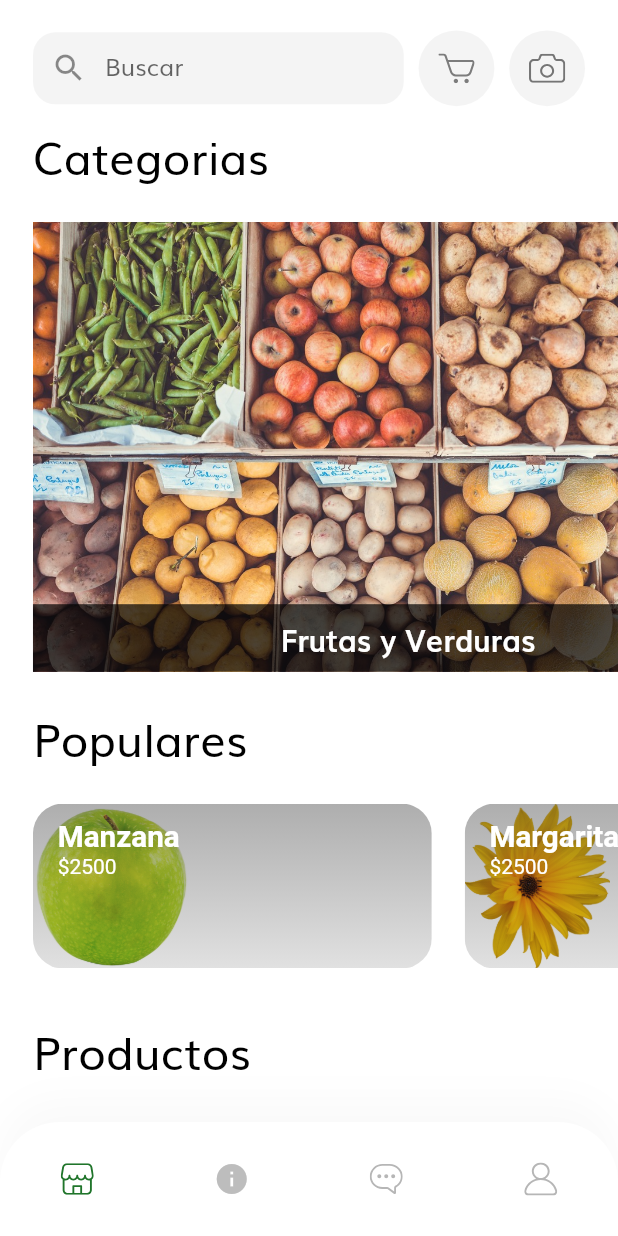
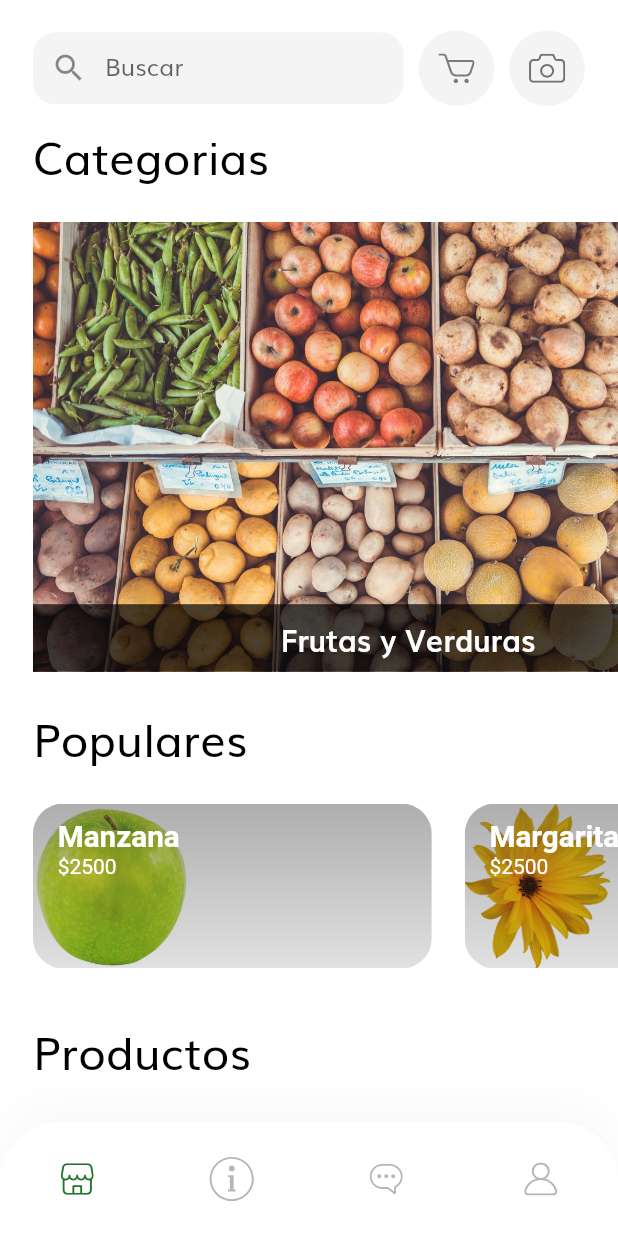
Before and after one commit to JuanDaniel1/ProyectoCloud, a Flutter app: the screen it shows after launch, after a tap on "Continua", on a phone screen of 412 x 824 dp. Run offline on Flutter 3.47's test engine with Material 2 defaults, Android fonts, the phone set to English and light mode, and no system bars; our stand-ins replace bubble, carousel_slider, email_validator, flutter_svg, font_awesome_flutter, image_picker and 1 more; missing offline and left inert: dialogflow_flutter; project files that could hold a hidden picture were left out.

Commit message:
carga avance

```diff
--- a/lib/components/coustom_bottom_nav_bar.dart
+++ b/lib/components/coustom_bottom_nav_bar.dart
@@ -2,6 +2,7 @@ import 'package:flutter/material.dart';
 import 'package:flutter_svg/flutter_svg.dart';
 import 'package:shop_app/screens/chatbot/chatbotscreen.dart';
 import 'package:shop_app/screens/home/home_screen.dart';
+import 'package:shop_app/screens/informacion/pag2_informacion.dart';
 import 'package:shop_app/screens/informacion/pag_informacion.dart';
 import 'package:shop_app/screens/profile/profile_screen.dart';
 import 'package:shop_app/screens/sign_in/components/sign_form.dart';
@@ -58,9 +59,13 @@ class CustomBottomNavBar extends StatelessWidget {
                     Navigator.pushNamed(context, HomeScreen.routeName),
               ),
               IconButton(
-                icon: Icon(Icons.info, color: Colors.grey[400]),
+                icon: SvgPicture.asset("assets/icons/info.svg", color: MenuState.favourite == selectedMenu
+                    ? kPrimaryColor
+                    : inActiveIconColor,),
+
                 onPressed: () {
-                  Navigator.pushNamed(context, Informacion.routeName);
+                  Navigator.pushNamed(context, Carousel.routeName);
+
                 },
               ),
               IconButton(
--- a/lib/config.dart
+++ b/lib/config.dart
@@ -1,5 +1,5 @@
 class Config {
-  static const String appName = "Empresa XYZ";
+  static const String appName = "SENA";
   static const String apiURL = '192.168.1.59';
   static const productosAPI = "api/producto";
   static const clientesAPI = "api/cliente";
--- a/lib/menu.dart
+++ b/lib/menu.dart
@@ -36,14 +36,14 @@ class MenuState extends State<Menu> {
   Widget build(BuildContext context) {
     return Scaffold(
       appBar: AppBar(
-        title: const Text("Empresa XYZ"),
+        title: const Text("SENA"),
       ),
       drawer: Drawer(
         child: ListView(
           children: <Widget>[
             const UserAccountsDrawerHeader(
-              accountName: Text('Empresa XYZ'),
-              accountEmail: Text('contaco@xyz.com'),
+              accountName: Text('SENA'),
+              accountEmail: Text('contaco@misena.edu.co'),
               currentAccountPicture: CircleAvatar(
                 backgroundImage: AssetImage('assets/images/logoxyz.png'),
               ),
--- a/lib/pages/inicio/inicio.dart
+++ b/lib/pages/inicio/inicio.dart
@@ -1,4 +1,6 @@
 import 'package:flutter/material.dart';
+
+import '../../constants.dart';
 
 // ignore: camel_case_types
 class inicio extends StatelessWidget {
@@ -14,9 +16,9 @@ class inicio extends StatelessWidget {
                 alignment: Alignment.center,
                 padding: const EdgeInsets.all(10),
                 child: const Text(
-                  'EMPRESA XYZ',
+                  'SENA',
                   style: TextStyle(
-                      color: Colors.blue,
+                      color: kPrimaryColor,
                       fontWeight: FontWeight.w500,
                       fontSize: 30),
                 )),
--- a/lib/routes.dart
+++ b/lib/routes.dart
@@ -4,10 +4,13 @@ import 'package:shop_app/pages/producto/producto_add_edit.dart';
 import 'package:shop_app/pages/producto/producto_list.dart';
 import 'package:shop_app/screens/cart/cart_screen.dart';
 import 'package:shop_app/screens/chatbot/chatbotscreen.dart';
+import 'package:shop_app/screens/comercializadora/comercializadora.dart';
 import 'package:shop_app/screens/complete_profile/complete_profile_screen.dart';
 import 'package:shop_app/screens/details/details_screen.dart';
 import 'package:shop_app/screens/forgot_password/forgot_password_screen.dart';
 import 'package:shop_app/screens/home/home_screen.dart';
+import 'package:shop_app/screens/informacion/pag2_informacion.dart';
+import 'package:shop_app/screens/jefe/jefe.dart';
 import 'package:shop_app/screens/login_success/login_success_screen.dart';
 import 'package:shop_app/screens/otp/otp_screen.dart';
 import 'package:shop_app/screens/profile/profile_screen.dart';
@@ -35,5 +38,9 @@ final Map<String, WidgetBuilder> routes = {
   ChatBot.routeName: (context) => ChatBot(title: "ChatBot"),
   Menu.routeName: (context) => Menu(),
   ProductoAddEdit.routeName: (context) => ProductoAddEdit(),
-  ProductosList.routeName: (context) => ProductosList()
+  ProductosList.routeName: (context) => ProductosList(),
+  Carousel.routeName: (context) => Carousel(),
+  jefe.routeName: (context) => jefe(),
+  Comercializadora.routeName: (context) => Comercializadora()
+
 };
--- a/lib/screens/home/components/categories.dart
+++ b/lib/screens/home/components/categories.dart
@@ -50,30 +50,47 @@ class Categories extends StatelessWidget {
     );
   }
 }
-
-class CategoryCard extends StatelessWidget {
-  const CategoryCard({
-    Key? key,
-    required this.icon,
+class CategoryCard extends StatefulWidget {
+  const CategoryCard({super.key,required this.icon,
     required this.text,
-    required this.press,
-  }) : super(key: key);
-
+    required this.press,});
   final String? icon, text;
   final GestureTapCallback press;
 
+
+  @override
+  State<CategoryCard> createState() => _CategoryCardState();
+}
+
+class _CategoryCardState extends State<CategoryCard> {
+  late bool borde = false;
   @override
   Widget build(BuildContext context) {
+
     return Padding(padding: EdgeInsets.only(right: 20),
       child: GestureDetector(
-        onTap: press,
+          onTap: (){
+            setState(() {
+              borde = !borde;
+            });
+          },
 
           child: Container(
+            decoration: BoxDecoration(
+              borderRadius: BorderRadius.circular(10),
+                border: borde
+                    ? Border.all(
+                  color: Colors.green, // Color del borde cuando mostrarBorde es true
+                  width: 5.0, // Ancho del borde
+                )
+                    : null,
+
+            ),
             width: 500,
             height: 300,
             child: Stack(
               children: [
-              Image.asset(icon!, fit: BoxFit.cover, width: double.infinity),
+                Image.asset(widget.icon!, fit: BoxFit.cover, width: double.infinity),
                 Positioned(
                   bottom: 0,
                   left: 0,
@@ -82,7 +99,7 @@ class CategoryCard extends StatelessWidget {
                     color: Colors.black.withOpacity(0.7),
                     padding: EdgeInsets.all(8),
                     child: Text(
-                    text!,
+                      widget.text!,
                       style: TextStyle(
                         color: Colors.white,
                         fontSize: 20,
@@ -99,5 +116,4 @@ class CategoryCard extends StatelessWidget {
       ),);
 
   }
-
 }
--- a/lib/screens/home/components/products.dart
+++ b/lib/screens/home/components/products.dart
@@ -2,6 +2,8 @@ import 'package:flutter/material.dart';
 import 'package:shop_app/components/product_card.dart';
 import 'package:shop_app/models/Product.dart';
 
+import '../../../models/producto_model.dart';
+import '../../../services/api_producto.dart';
 import '../../../size_config.dart';
 import 'section_title.dart';
 
@@ -57,4 +59,5 @@ class PopularProducts extends StatelessWidget {
       ],
     );
   }
+
 }
--- a/lib/screens/informacion/pag_informacion.dart
+++ b/lib/screens/informacion/pag_informacion.dart
@@ -1,4 +1,4 @@
-import 'dart:html';
+
 
 import 'package:flutter/material.dart';
 import 'package:shop_app/components/coustom_bottom_nav_bar.dart';
@@ -8,8 +8,9 @@ import 'package:shop_app/screens/informacion/pag2_informacion.dart';
 
 
 class Informacion extends StatelessWidget {
+  static String routeName = "/informacion";
   Informacion({super.key, required this.title});
-  static String routeName = "/informacion";
+
 
    final String title;
   @override
--- a/lib/screens/sign_in/components/sign_form.dart
+++ b/lib/screens/sign_in/components/sign_form.dart
@@ -5,8 +5,10 @@ import 'package:shop_app/components/custom_surfix_icon.dart';
 import 'package:shop_app/components/form_error.dart';
 import 'package:shop_app/helper/keyboard.dart';
 import 'package:shop_app/menu.dart';
+import 'package:shop_app/screens/comercializadora/comercializadora.dart';
 import 'package:shop_app/screens/forgot_password/forgot_password_screen.dart';
 import 'package:shop_app/screens/home/home_screen.dart';
+import 'package:shop_app/screens/jefe/jefe.dart';
 import 'package:shop_app/screens/login_success/login_success_screen.dart';
 import 'package:shop_app/screens/profile/profile_screen.dart';
 import 'package:shop_app/screens/sign_in/sign_in_screen.dart';
@@ -221,6 +223,10 @@ class _SignFormState extends State<SignForm> {
           context, Menu.routeName
       );
     } else if (user.username == "comerc@gmail.com") {
+      Navigator.pushNamed(context, Comercializadora.routeName);
+    } else if (user.username == "jefe@gmail.com") {
+      Navigator.pushNamed(context, jefe.routeName);
+    } else {
       Navigator.pushNamed(context, HomeScreen.routeName);
     }
   }
--- a/pubspec.yaml
+++ b/pubspec.yaml
@@ -86,6 +86,7 @@ flutter:
     - assets/images/
     - assets/icons/
     - assets/service.json
+    - assets/carrusel/
   fonts:
     - family: Muli
       fonts:
```
Also changed, not shown: lib/screens/comercializadora/comercializadora.dart (added, +20 -0 lines), lib/screens/informacion/pag2_informacion.dart (+9 -2 lines), lib/screens/jefe/jefe.dart (added, +20 -0 lines), assets/carrusel/img1.jpg (added), assets/carrusel/img2.jpg (added), assets/carrusel/img3.jpg (added), assets/carrusel/img4.jpg (added), assets/carrusel/img5.jpg (added), assets/icons/info.svg (added). Lines whose indentation alone changed are shown as unchanged.
